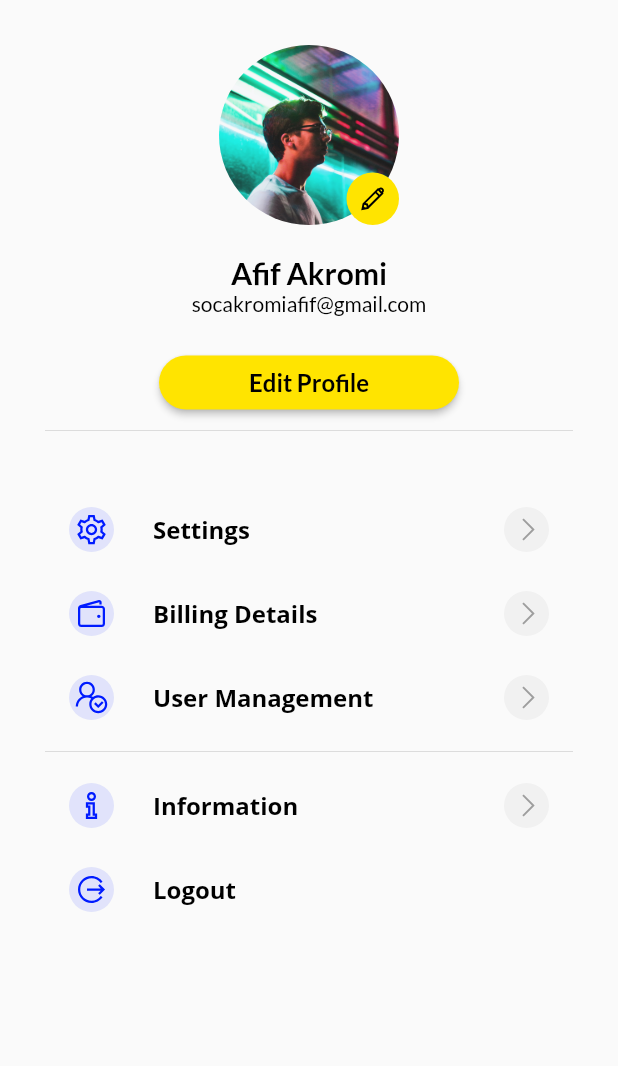
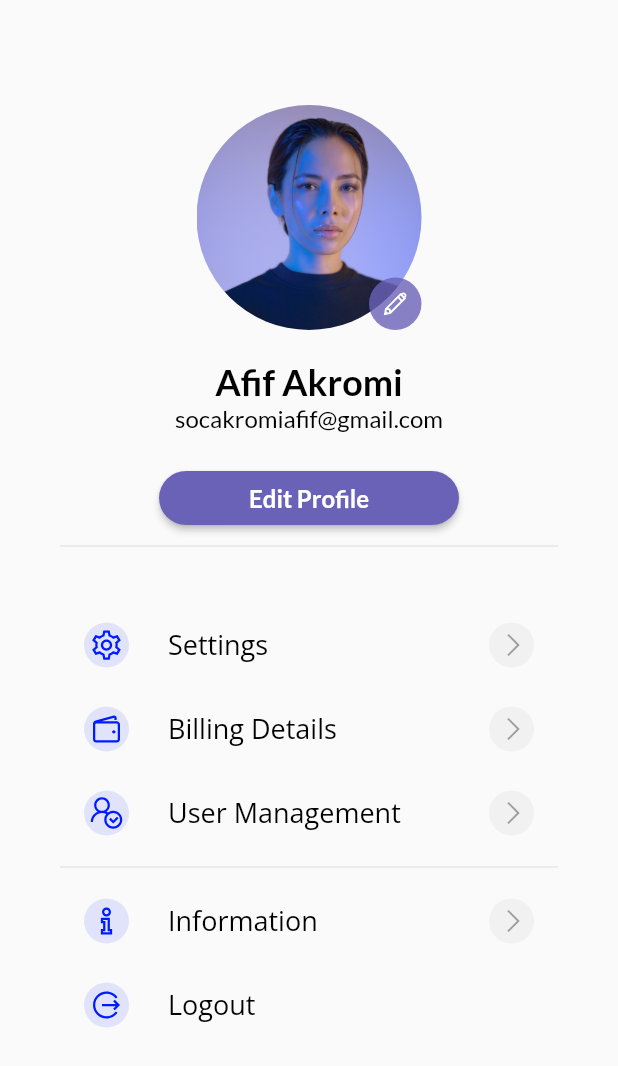
Before and after one commit to akromiafif/flutter_elevarm, a Flutter app: the screen it shows after launch, on a phone screen of 412 x 824 dp. Shown: the top 1066 px of the screen. Run offline on Flutter 3.47's test engine with Material 2 defaults, Android fonts, the phone set to English and light mode, and no system bars; our stand-ins replace awesome_dialog, flutter_svg, get, google_fonts, line_awesome_flutter.

Commit message:
fix profile screen

```diff
--- a/lib/app/data/colors.dart
+++ /dev/null
@@ -1,14 +0,0 @@
-import 'package:flutter/material.dart';
-
-const tPrimaryColor = Color(0xFFFFE400);
-const tSecondaryColor = Color(0xFF272727);
-const tAccentColor = Color(0xFF001BFF);
-
-const tWhiteColor = Colors.white;
-const tDarkColor = Color(0xff000000);
-const tCardBgColor = Color(0xFFF7F6F1);
-
-// -- ON-BOARDING COLORS
-const tOnBoardingPage1Color = Colors.white;
-const tOnBoardingPage2Color = Color(0xfffddcdf);
-const tOnBoardingPage3Color = Color(0xffffdcbd);
--- a/lib/app/data/constants.dart
+++ b/lib/app/data/constants.dart
@@ -2,3 +2,16 @@ import 'package:flutter/material.dart';
 
 const kPrimaryColor = Color(0XFF6A62B7);
 const kBackgroundColor = Color(0XFFE5E5E5);
+
+const tPrimaryColor = Color(0xFFFFE400);
+const tSecondaryColor = Color(0xFF272727);
+const tAccentColor = Color(0xFF001BFF);
+
+const tWhiteColor = Colors.white;
+const tDarkColor = Color(0xff000000);
+const tCardBgColor = Color(0xFFF7F6F1);
+
+// -- ON-BOARDING COLORS
+const tOnBoardingPage1Color = Colors.white;
+const tOnBoardingPage2Color = Color(0xfffddcdf);
+const tOnBoardingPage3Color = Color(0xffffdcbd);
--- a/lib/app/modules/profile/views/profile_view.dart
+++ b/lib/app/modules/profile/views/profile_view.dart
@@ -1,5 +1,5 @@
 import 'package:flutter/material.dart';
-import 'package:flutter_elevarm/app/data/colors.dart';
+import 'package:flutter_elevarm/app/data/constants.dart';
 import 'package:get/get.dart';
 import 'package:google_fonts/google_fonts.dart';
 import 'package:line_awesome_flutter/line_awesome_flutter.dart';
@@ -13,18 +13,18 @@ class ProfileView extends GetView<ProfileController> {
       child: Scaffold(
         body: SingleChildScrollView(
           child: Container(
-            padding: const EdgeInsets.all(30),
+            padding: const EdgeInsets.symmetric(vertical: 70, horizontal: 40),
             child: Column(
               children: <Widget>[
                 Stack(
                   children: [
                     SizedBox(
-                      width: 120,
-                      height: 120,
+                      width: 150,
+                      height: 150,
                       child: ClipRRect(
                         borderRadius: BorderRadius.circular(100),
                         child: const Image(
-                          image: AssetImage('assets/images/profile-3.jpg'),
+                          image: AssetImage('assets/images/profile.jpg'),
                           fit: BoxFit.cover,
                         ),
                       ),
@@ -37,11 +37,11 @@ class ProfileView extends GetView<ProfileController> {
                         height: 35,
                         decoration: BoxDecoration(
                           borderRadius: BorderRadius.circular(100),
-                          color: tPrimaryColor,
+                          color: kPrimaryColor.withOpacity(0.8),
                         ),
                         child: const Icon(
                           LineAwesomeIcons.alternate_pencil,
-                          color: Colors.black,
+                          color: Colors.white,
                           size: 20,
                         ),
                       ),
@@ -53,13 +53,14 @@ class ProfileView extends GetView<ProfileController> {
                   'Afif Akromi',
                   style: GoogleFonts.lato(
                     color: tDarkColor,
-                    fontSize: 20,
+                    fontSize: 24,
                     fontWeight: FontWeight.bold,
                   ),
                 ),
                 Text(
                   'socakromiafif@gmail.com',
                   style: GoogleFonts.lato(
+                    fontSize: 16,
                     color: tDarkColor,
                   ),
                 ),
@@ -69,14 +70,14 @@ class ProfileView extends GetView<ProfileController> {
                   child: ElevatedButton(
                     onPressed: () {},
                     style: ElevatedButton.styleFrom(
-                      backgroundColor: tPrimaryColor,
+                      backgroundColor: kPrimaryColor,
                       side: BorderSide.none,
                       shape: const StadiumBorder(),
                     ),
                     child: Text(
                       'Edit Profile',
                       style: GoogleFonts.lato(
-                        color: tDarkColor,
+                        color: Colors.white,
                         fontWeight: FontWeight.bold,
                         fontSize: 16,
                       ),
@@ -159,8 +160,7 @@ class _buildProfileMenu extends StatelessWidget {
         title,
         style: GoogleFonts.openSans(
           color: tDarkColor,
-          fontWeight: FontWeight.bold,
-          fontSize: 16,
+          fontSize: 18,
         ),
       ),
       trailing: endIcon
```
